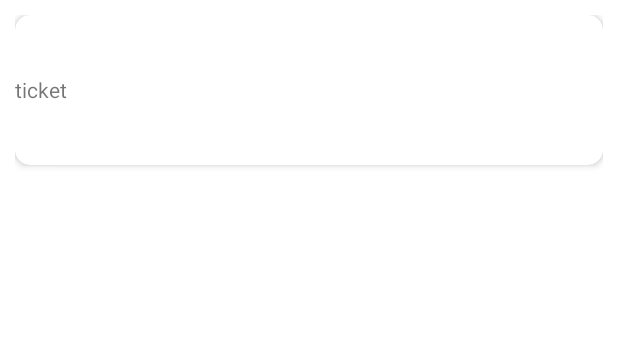
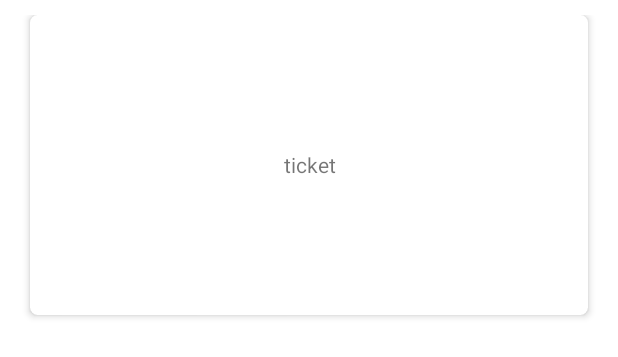
Before and after one commit to leviatansoul/MRUMChallenge, an Android app: the layout grid_item.xml on its own in the app's theme, with its tools: preview values and no code run, on a phone screen of 412 x 824 dp. Shown: the top 357 px of the screen. Run offline under Robolectric (Android 15) with nearby library versions, the light colour scheme and no system bars.

Commit message:
Ticket CardView, names, buttons modification

```diff
--- a/app/src/main/java/appdynamics/challenge/ui/home/Item.java
+++ b/app/src/main/java/appdynamics/challenge/ui/home/Item.java
@@ -21,7 +21,7 @@ public class Item {
     public static Item[] ITEMS = new Item[] {
             new Item(TICKET_TYPE.NORMAL, "Normal ticket" , "2.8", "/normal"),
             new Item(TICKET_TYPE.STUDENT, "Student ticket" ,  "1.2", "/reduced"),
-            new Item(TICKET_TYPE.ONEDAY, "Ond day ticket" ,  "11", "/one-day"),
+            new Item(TICKET_TYPE.ONEDAY, "One day ticket" ,  "11", "/one-day"),
             new Item(TICKET_TYPE.THREEDAY, "Three day ticket" ,  "18", "/three-days"),
     };
 
--- a/app/src/main/res/layout/grid_item.xml
+++ b/app/src/main/res/layout/grid_item.xml
@@ -1,33 +1,33 @@
 <?xml version="1.0" encoding="utf-8"?>
 <androidx.constraintlayout.widget.ConstraintLayout xmlns:android="http://schemas.android.com/apk/res/android"
+    xmlns:tools="http://schemas.android.com/tools"
     android:layout_width="match_parent"
     android:layout_height="match_parent"
     xmlns:app="http://schemas.android.com/apk/res-auto"
     android:layout_margin="10dp">
 
 
-
-
-
-
     <com.google.android.material.card.MaterialCardView
         android:layout_width="match_parent"
-           android:layout_height="100dp"
+        android:layout_height="200dp"
         android:layout_gravity="center"
+        android:layout_margin="10dp"
+        app:cardCornerRadius="5dp"
         app:cardElevation="3dp"
-           app:cardUseCompatPadding="false"
         app:cardPreventCornerOverlap="true"
-           app:cardCornerRadius="10dp"
-           >
+        tools:ignore="MissingConstraints">
 
         <LinearLayout
             android:layout_width="match_parent"
             android:layout_height="match_parent"
-               android:gravity="center" >
+            android:layout_margin="20dp"
+            android:gravity="center">
+
             <TextView
                 android:id="@+id/ticket_name"
                 android:layout_width="match_parent"
-               android:layout_height="wrap_content"
+                android:layout_height="match_parent"
+                android:gravity="center"
                 android:text="ticket"
                 android:textAlignment="center" />
 
@@ -36,5 +36,4 @@
     </com.google.android.material.card.MaterialCardView>
 
 
-
 </androidx.constraintlayout.widget.ConstraintLayout>
```
Also changed, not shown: app/src/main/res/layout/activity_details.xml (+13 -32 lines). Lines whose indentation alone changed are shown as unchanged.
